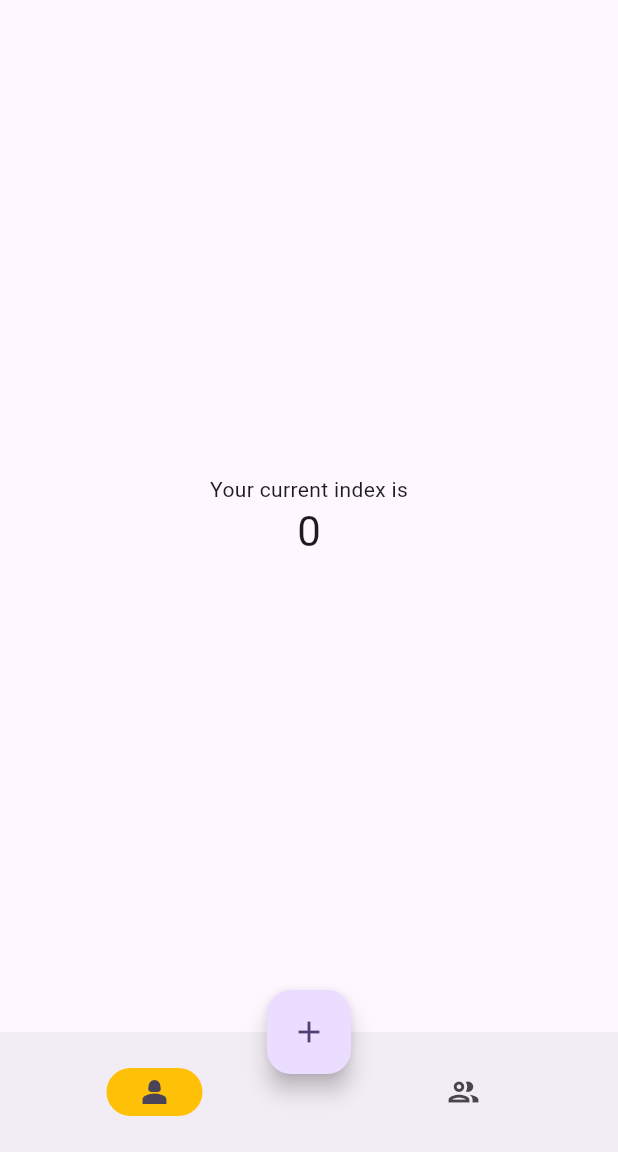
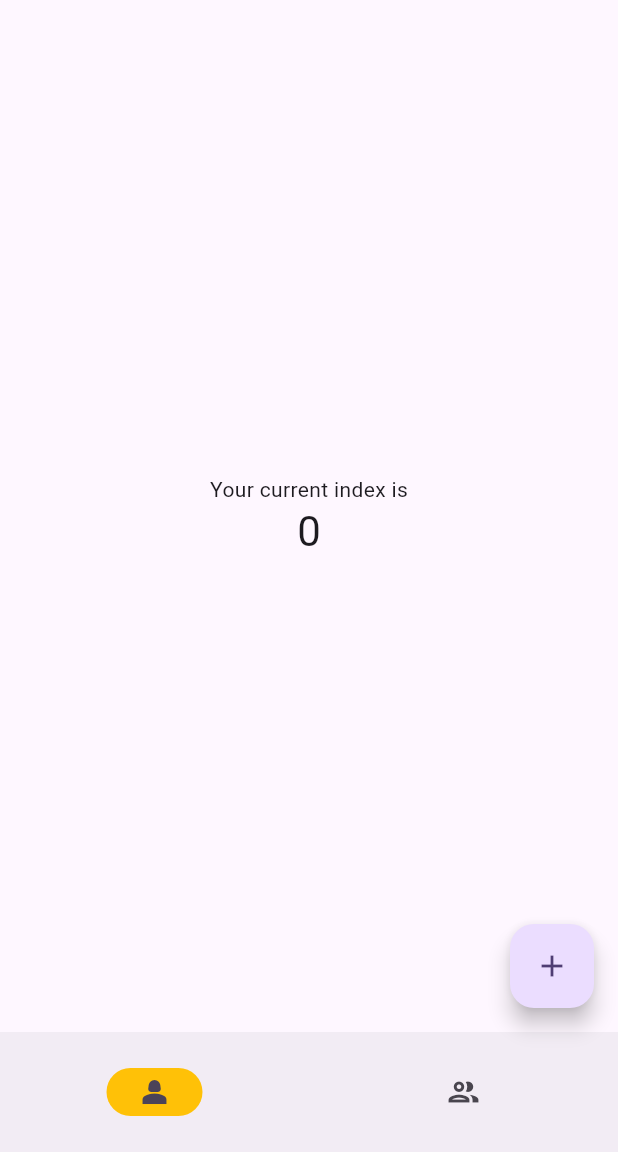
Before and after one commit to kyubhinhan/onedayonesentence, a Flutter app: the screen it shows after launch, on a phone screen of 412 x 824 dp, the part 84-1236 px from its top. Run offline on Flutter 3.47's test engine with Material 2 defaults, Android fonts, the phone set to English and light mode, and no system bars.

Commit message:
상태에 따라 필요한 버튼 처리해줌

```diff
--- a/onedayonesentence/lib/main.dart
+++ b/onedayonesentence/lib/main.dart
@@ -82,12 +82,13 @@ class _MyHomePageState extends State<MyHomePage> {
           ],
           labelBehavior: NavigationDestinationLabelBehavior.alwaysHide,
         ),
-        floatingActionButton: FloatingActionButton(
-          onPressed: () => setState(() {}),
-          tooltip: 'Add Sentence',
-          child: const Icon(Icons.add),
-        ),
-        floatingActionButtonLocation:
-            FloatingActionButtonLocation.centerDocked);
+        floatingActionButton: currentPageIndex == 0
+            ? FloatingActionButton(
+                onPressed: () => setState(() {}),
+                tooltip: 'Add Sentence',
+                child: const Icon(Icons.add),
+              )
+            : null,
+        floatingActionButtonLocation: FloatingActionButtonLocation.endFloat);
   }
 }
```
